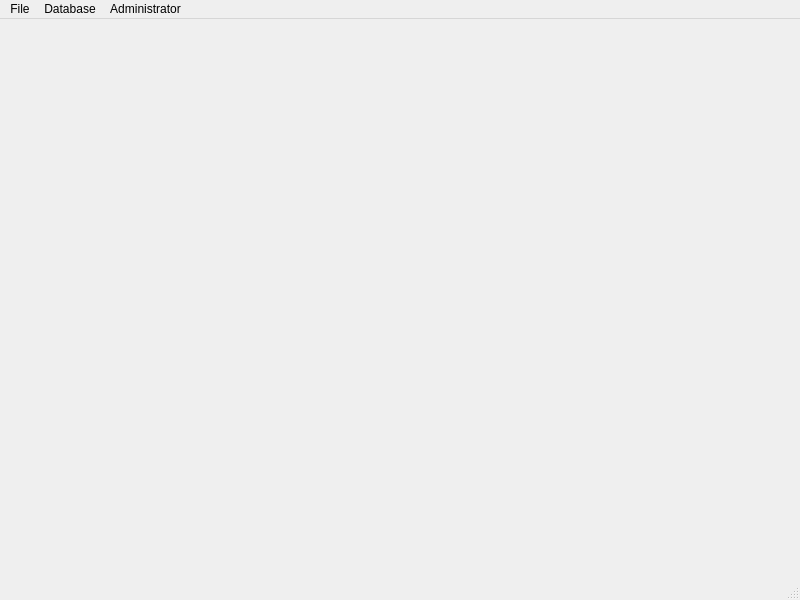
First picture: the form in BaseballTour/mainwindow.ui, repository ethanl21/BaseballTour, before the edit.
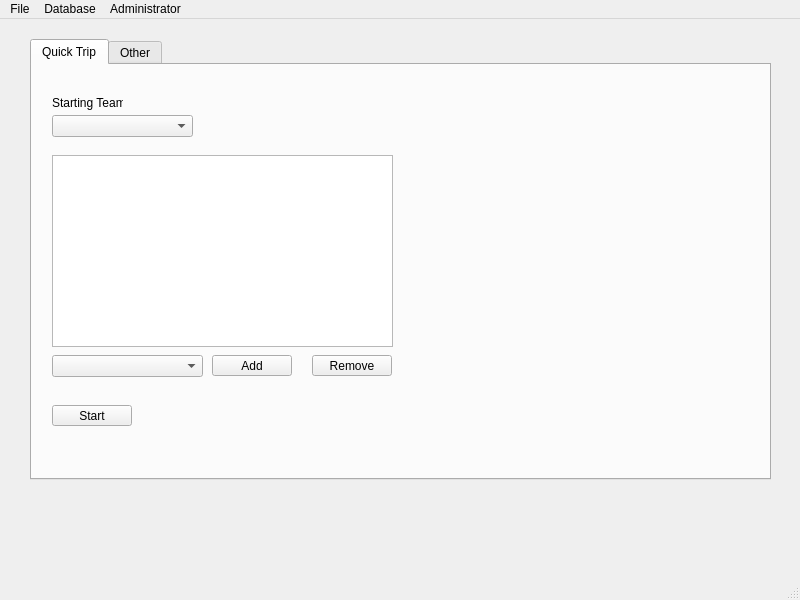
Second picture: the form after the edit.

What changed in the file:
```diff
--- a/BaseballTour/mainwindow.ui
+++ b/BaseballTour/mainwindow.ui
@@ -13,7 +13,152 @@
   <property name="windowTitle">
    <string>MainWindow</string>
   </property>
-  <widget class="QWidget" name="centralwidget"/>
+  <widget class="QWidget" name="centralwidget">
+   <widget class="QTabWidget" name="tabWidget">
+    <property name="geometry">
+     <rect>
+      <x>30</x>
+      <y>20</y>
+      <width>741</width>
+      <height>441</height>
+     </rect>
+    </property>
+    <property name="currentIndex">
+     <number>0</number>
+    </property>
+    <widget class="QWidget" name="tab">
+     <attribute name="title">
+      <string>Quick Trip</string>
+     </attribute>
+     <widget class="QComboBox" name="comboBox">
+      <property name="geometry">
+       <rect>
+        <x>20</x>
+        <y>50</y>
+        <width>141</width>
+        <height>22</height>
+       </rect>
+      </property>
+     </widget>
+     <widget class="QLabel" name="label">
+      <property name="geometry">
+       <rect>
+        <x>20</x>
+        <y>30</y>
+        <width>71</width>
+        <height>16</height>
+       </rect>
+      </property>
+      <property name="text">
+       <string>Starting Team</string>
+      </property>
+     </widget>
+     <widget class="QPushButton" name="pushButton">
+      <property name="geometry">
+       <rect>
+        <x>180</x>
+        <y>290</y>
+        <width>80</width>
+        <height>21</height>
+       </rect>
+      </property>
+      <property name="text">
+       <string>Add</string>
+      </property>
+     </widget>
+     <widget class="QPushButton" name="pushButton_5">
+      <property name="geometry">
+       <rect>
+        <x>20</x>
+        <y>340</y>
+        <width>80</width>
+        <height>21</height>
+       </rect>
+      </property>
+      <property name="text">
+       <string>Start</string>
+      </property>
+     </widget>
+     <widget class="QListWidget" name="listWidget">
+      <property name="geometry">
+       <rect>
+        <x>20</x>
+        <y>90</y>
+        <width>341</width>
+        <height>192</height>
+       </rect>
+      </property>
+     </widget>
+     <widget class="QPushButton" name="pushButton_6">
+      <property name="geometry">
+       <rect>
+        <x>280</x>
+        <y>290</y>
+        <width>80</width>
+        <height>21</height>
+       </rect>
+      </property>
+      <property name="text">
+       <string>Remove</string>
+      </property>
+     </widget>
+     <widget class="QComboBox" name="comboBox_2">
+      <property name="geometry">
+       <rect>
+        <x>20</x>
+        <y>290</y>
+        <width>151</width>
+        <height>22</height>
+       </rect>
+      </property>
+     </widget>
+    </widget>
+    <widget class="QWidget" name="tab_2">
+     <attribute name="title">
+      <string>Other</string>
+     </attribute>
+     <widget class="QPushButton" name="pushButton_2">
+      <property name="geometry">
+       <rect>
+        <x>20</x>
+        <y>20</y>
+        <width>80</width>
+        <height>21</height>
+       </rect>
+      </property>
+      <property name="text">
+       <string>MST</string>
+      </property>
+     </widget>
+     <widget class="QPushButton" name="pushButton_3">
+      <property name="geometry">
+       <rect>
+        <x>20</x>
+        <y>60</y>
+        <width>80</width>
+        <height>21</height>
+       </rect>
+      </property>
+      <property name="text">
+       <string>DFS</string>
+      </property>
+     </widget>
+     <widget class="QPushButton" name="pushButton_4">
+      <property name="geometry">
+       <rect>
+        <x>20</x>
+        <y>100</y>
+        <width>80</width>
+        <height>21</height>
+       </rect>
+      </property>
+      <property name="text">
+       <string>BFS</string>
+      </property>
+     </widget>
+    </widget>
+   </widget>
+  </widget>
   <widget class="QMenuBar" name="menubar">
    <property name="geometry">
     <rect>
```
Left out of the diff: 2 changed lines with no effect on the pictures.
